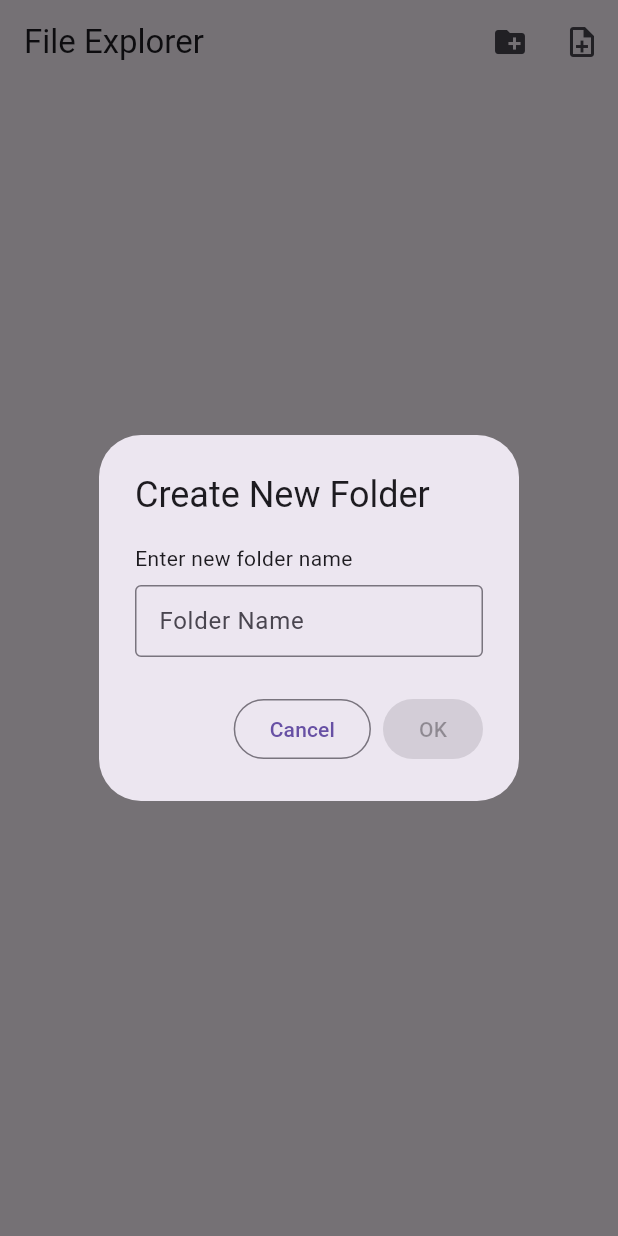
After one commit to AungThit1998/flutter-advanced-class-2026, a Flutter app: the screen it shows after launch, after a tap on the "create new folder" icon, on a phone screen of 412 x 824 dp. The commit adds this screen. Run offline on Flutter 3.47's test engine with Material 3 defaults, Android fonts, the light colour scheme and no system bars; our stand-ins replace shared_preferences, web.

Commit message:
file and folder create dialog

```diff
--- a/file_expolerer/lib/file_services/file_services.dart
+++ b/file_expolerer/lib/file_services/file_services.dart
@@ -9,24 +9,56 @@ class FileServices {
     return getApplicationDocumentsDirectory();
   }
 
-  Future<Directory> createFolder(String folderName) async {
+  Future<Directory> createFolder(
+    String folderName, {
+    Function(String stauts)? status,
+  }) async {
     Directory root = await getRootDirectory();
     Directory myFolder = Directory("${root.path}/$folderName");
     bool isExist = await myFolder.exists();
     if (!isExist) {
       await myFolder.create(recursive: true);
+      status?.call("Successfully created");
+    }
+    else{
+      status?.call("File already exist");
     }
     return myFolder;
   }
 
-  Future<File> writeFile(String fileName,String content) async {
+  Future<File> writeFile(
+    String fileName,
+    String content, {
+    Function(String stauts)? status,
+  }) async {
     Directory root = await getRootDirectory();
     File file = File('${root.path}/$fileName');
     bool isExist = await file.exists();
     if (!isExist) {
       await file.create(recursive: true);
+      status?.call("Successfully created");
+    }
+    else{
+      status?.call("File already exist");
     }
     await file.writeAsString(content);
     return file;
   }
+
+  Future<List<Directory>> getFolderList(String path) async {
+    Directory root = await getRootDirectory();
+    Directory currentFolder = Directory("${root.path}/$path");
+    final list = currentFolder.list();
+    return list
+        .where((entity) => entity is Directory)
+        .cast<Directory>()
+        .toList();
+  }
+
+  Future<List<File>> getFileList(String path) async {
+    Directory root = await getRootDirectory();
+    Directory currentFolder = Directory("${root.path}/$path");
+    final list = currentFolder.list();
+    return list.where((entity) => entity is File).cast<File>().toList();
+  }
 }
--- /dev/null
+++ b/file_expolerer/lib/home/create_new_folder_dialog.dart
@@ -0,0 +1,67 @@
+import 'package:file_expolerer/file_services/file_services.dart';
+import 'package:flutter/material.dart';
+
+class CreateNewFolderDialog extends StatefulWidget {
+  const CreateNewFolderDialog({super.key});
+
+  @override
+  State<CreateNewFolderDialog> createState() => _CreateNewFolderDialogState();
+}
+
+class _CreateNewFolderDialogState extends State<CreateNewFolderDialog> {
+  final FileServices _fileServices = FileServices();
+  TextEditingController newFolder = TextEditingController();
+
+  @override
+  Widget build(BuildContext context) {
+    return AlertDialog(
+      title: Text("Create New Folder"),
+      content: Column(
+        crossAxisAlignment: CrossAxisAlignment.start,
+        mainAxisSize: MainAxisSize.min,
+        children: [
+          Text("Enter new folder name"),
+          SizedBox(height: 8),
+          TextField(
+            onChanged: (String str){
+              setState(() {
+              });
+            },
+            controller: newFolder,
+            decoration: InputDecoration(
+              isDense: true,
+              border: OutlineInputBorder(),
+              labelText: "Folder Name",
+            ),
+          ),
+        ],
+      ),
+      actions: [
+        OutlinedButton(
+          onPressed: () {
+            Navigator.pop(context);
+          },
+          child: Text('Cancel'),
+        ),
+        FilledButton(
+          onPressed: newFolder.text.trim().isEmpty
+              ? null
+              : () async{
+                 await _fileServices.createFolder(
+                    newFolder.text,
+                    status: (String status) {
+                      ScaffoldMessenger.of(
+                        context,
+                      ).showSnackBar(SnackBar(content: Text(status)));
+                    },
+                  );
+                 if(context.mounted) {
+                   Navigator.pop(context,true);
+                 }
+                },
+          child: Text('OK'),
+        ),
+      ],
+    );
+  }
+}
--- a/file_expolerer/lib/home/home_screen.dart
+++ b/file_expolerer/lib/home/home_screen.dart
@@ -1,4 +1,8 @@
+import 'dart:io';
+
 import 'package:file_expolerer/file_services/file_services.dart';
+import 'package:file_expolerer/home/create_new_file_dialog.dart';
+import 'package:file_expolerer/home/create_new_folder_dialog.dart';
 import 'package:flutter/material.dart';
 
 class HomeScreen extends StatefulWidget {
@@ -10,6 +14,14 @@ class HomeScreen extends StatefulWidget {
 
 class _HomeScreenState extends State<HomeScreen> {
   final FileServices _fileServices = FileServices();
+  List<Directory> _currentFolderList = [];
+  List<File> _currentFileList = [];
+
+  @override
+  void initState() {
+    super.initState();
+    _loadFileAndFolder("");
+  }
 
   @override
   Widget build(BuildContext context) {
@@ -20,19 +32,76 @@ class _HomeScreenState extends State<HomeScreen> {
           IconButton(
             tooltip: 'Creat new Folder',
             onPressed: () async {
-              await _fileServices.createFolder("test folder");
+              _createNewFolder("");
             },
             icon: Icon(Icons.create_new_folder),
           ),
           IconButton(
             tooltip: 'Create new File',
             onPressed: () async {
-              await _fileServices.writeFile("test file", '');
+              _createNewFile("");
             },
-            icon: Icon(Icons.upload_file),
+            icon: Icon(Icons.note_add_outlined),
+          ),
+        ],
+      ),
+      body: CustomScrollView(
+        slivers: [
+          SliverList.builder(
+            itemCount: _currentFolderList.length,
+            itemBuilder: (context, index) {
+              Directory directory = _currentFolderList[index];
+              return ListTile(
+                leading: Icon(Icons.folder),
+                title: Text(directory.path.split('/').last),
+                subtitle: Text(directory.statSync().changed.toString()),
+              );
+            },
+          ),
+          SliverList.builder(
+            itemCount: _currentFileList.length,
+            itemBuilder: (context, index) {
+              File file = _currentFileList[index];
+              return ListTile(
+                leading: Icon(Icons.file_copy_outlined),
+                title: Text(file.path.split("/").last),
+                subtitle: Text(file.statSync().changed.toString()),
+              );
+            },
           ),
         ],
       ),
     );
   }
+
+  void _loadFileAndFolder(String path) async {
+    _currentFolderList = await _fileServices.getFolderList(path);
+    _currentFileList = await _fileServices.getFileList(path);
+    setState(() {});
+  }
+
+  void _createNewFolder(String path) async {
+    bool isOK = await showDialog(
+      context: context,
+      builder: (context) {
+        return CreateNewFolderDialog();
+      },
+    );
+    print(isOK);
+    if (isOK) {
+      _loadFileAndFolder("");
+    }
+  }
+
+  void _createNewFile(String path) async {
+    bool isOK = await showDialog(
+      context: context,
+      builder: (context) {
+        return CreateNewFileDialog();
+      },
+    );
+    if (isOK) {
+      _loadFileAndFolder("");
+    }
+  }
 }
```
Also changed, not shown: file_expolerer/lib/home/create_new_file_dialog.dart (added, +68 -0 lines).
